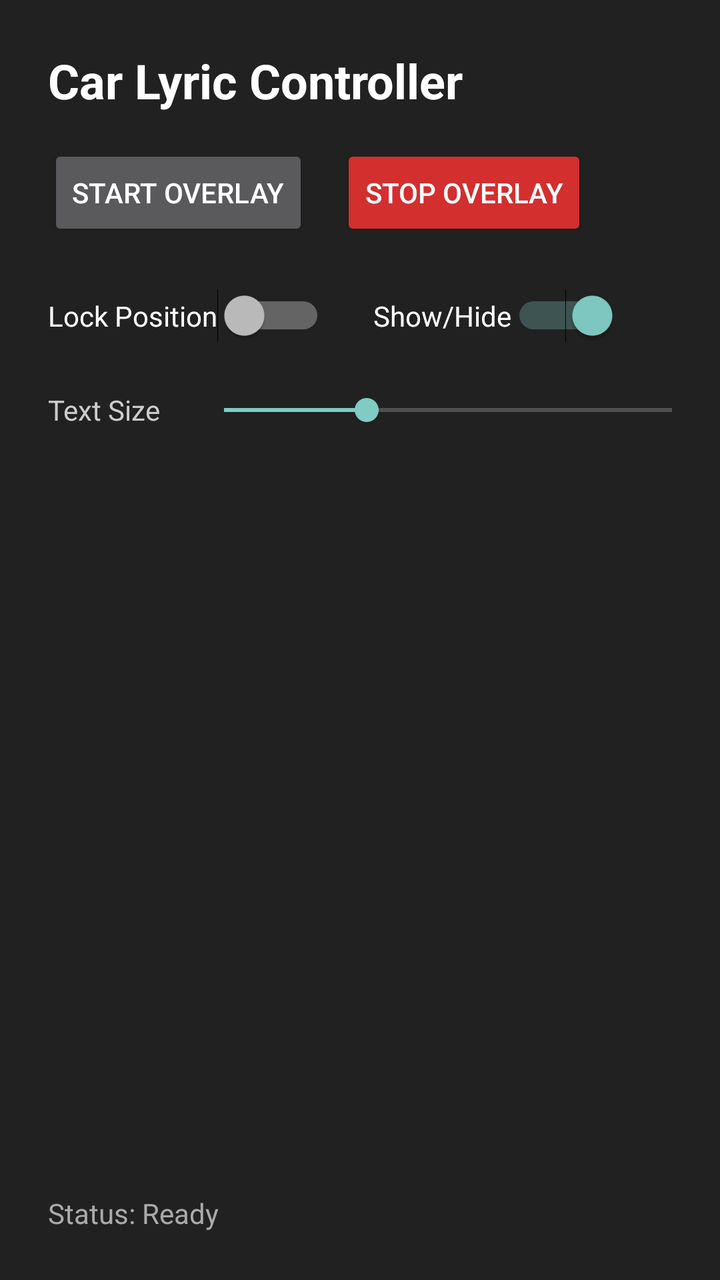
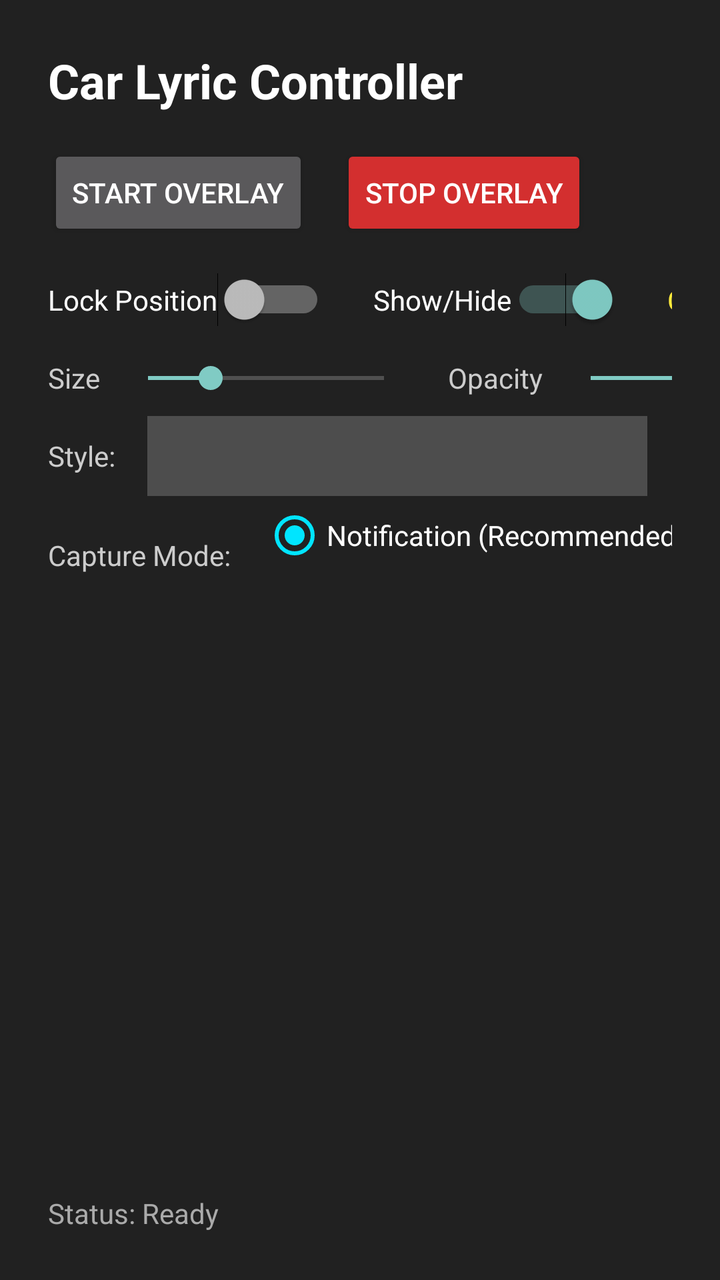

Compare the two renders of this Android layout. The source of the first and the diff that turns it into the second are given below.
<!-- AndroidManifest.xml: application theme Theme.AppCompat.NoActionBar -->
<!-- res/layout/activity_main.xml -->
<?xml version="1.0" encoding="utf-8"?>
<androidx.constraintlayout.widget.ConstraintLayout xmlns:android="http://schemas.android.com/apk/res/android"
    xmlns:app="http://schemas.android.com/apk/res-auto"
    xmlns:tools="http://schemas.android.com/tools"
    android:layout_width="match_parent"
    android:layout_height="match_parent"
    android:padding="24dp"
    android:background="#212121">

    <TextView
        android:id="@+id/tvTitle"
        android:layout_width="wrap_content"
        android:layout_height="wrap_content"
        android:text="Car Lyric Controller"
        android:textColor="#FFFFFF"
        android:textSize="24sp"
        android:textStyle="bold"
        app:layout_constraintStart_toStartOf="parent"
        app:layout_constraintTop_toTopOf="parent" />

    <Button
        android:id="@+id/btnStartService"
        android:layout_width="wrap_content"
        android:layout_height="wrap_content"
        android:text="Start Overlay"
        android:layout_marginTop="16dp"
        app:layout_constraintStart_toStartOf="parent"
        app:layout_constraintTop_toBottomOf="@+id/tvTitle" />

    <Button
        android:id="@+id/btnStopService"
        android:layout_width="wrap_content"
        android:layout_height="wrap_content"
        android:text="Stop Overlay"
        android:backgroundTint="#D32F2F"
        android:layout_marginStart="16dp"
        app:layout_constraintStart_toEndOf="@+id/btnStartService"
        app:layout_constraintTop_toTopOf="@+id/btnStartService" />

    <Switch
        android:id="@+id/switchLockPosition"
        android:layout_width="wrap_content"
        android:layout_height="wrap_content"
        android:text="Lock Position"
        android:textColor="#FFFFFF"
        android:layout_marginTop="24dp"
        app:layout_constraintStart_toStartOf="parent"
        app:layout_constraintTop_toBottomOf="@+id/btnStartService" />

    <Switch
        android:id="@+id/switchShowLyrics"
        android:layout_width="wrap_content"
        android:layout_height="wrap_content"
        android:text="Show/Hide"
        android:checked="true"
        android:textColor="#FFFFFF"
        android:layout_marginStart="24dp"
        app:layout_constraintStart_toEndOf="@+id/switchLockPosition"
        app:layout_constraintTop_toTopOf="@+id/switchLockPosition" />

    <TextView
        android:id="@+id/tvSizeLabel"
        android:layout_width="wrap_content"
        android:layout_height="wrap_content"
        android:text="Text Size"
        android:textColor="#CCCCCC"
        android:layout_marginTop="24dp"
        app:layout_constraintStart_toStartOf="parent"
        app:layout_constraintTop_toBottomOf="@+id/switchLockPosition" />

    <SeekBar
        android:id="@+id/seekBarSize"
        android:layout_width="300dp"
        android:layout_height="wrap_content"
        android:max="40"
        android:progress="18"
        android:min="10"
        app:layout_constraintStart_toEndOf="@+id/tvSizeLabel"
        app:layout_constraintTop_toTopOf="@+id/tvSizeLabel"
        app:layout_constraintBottom_toBottomOf="@+id/tvSizeLabel"
        android:layout_marginStart="16dp"/>

    <TextView
        android:id="@+id/tvStatus"
        android:layout_width="0dp"
        android:layout_height="wrap_content"
        android:text="Status: Ready"
        android:textColor="#AAAAAA"
        android:layout_marginTop="16dp"
        app:layout_constraintBottom_toBottomOf="parent"
        app:layout_constraintStart_toStartOf="parent" />

</androidx.constraintlayout.widget.ConstraintLayout>
<!-- resources referenced by this layout -->
<resources>

</resources>

<!-- the commit's change to res/layout/activity_main.xml (unified diff, before → after) -->
@@ -37,13 +37,14 @@
         app:layout_constraintStart_toEndOf="@+id/btnStartService"
         app:layout_constraintTop_toTopOf="@+id/btnStartService" />
 
+    
     <Switch
         android:id="@+id/switchLockPosition"
         android:layout_width="wrap_content"
         android:layout_height="wrap_content"
         android:text="Lock Position"
         android:textColor="#FFFFFF"
-        android:layout_marginTop="24dp"
+        android:layout_marginTop="16dp"
         app:layout_constraintStart_toStartOf="parent"
         app:layout_constraintTop_toBottomOf="@+id/btnStartService" />
 
@@ -58,19 +59,31 @@
         app:layout_constraintStart_toEndOf="@+id/switchLockPosition"
         app:layout_constraintTop_toTopOf="@+id/switchLockPosition" />
 
+    <Switch
+        android:id="@+id/switchClickThrough"
+        android:layout_width="wrap_content"
+        android:layout_height="wrap_content"
+        android:text="Click-Through"
+        android:checked="false"
+        android:textColor="#FFEB3B"
+        android:layout_marginStart="24dp"
+        app:layout_constraintStart_toEndOf="@+id/switchShowLyrics"
+        app:layout_constraintTop_toTopOf="@+id/switchShowLyrics" />
+
+    
     <TextView
         android:id="@+id/tvSizeLabel"
         android:layout_width="wrap_content"
         android:layout_height="wrap_content"
-        android:text="Text Size"
-        android:textColor="#CCCCCC"
-        android:layout_marginTop="24dp"
+        android:text="Size"
+        android:textColor="#CCCCCC"
+        android:layout_marginTop="16dp"
         app:layout_constraintStart_toStartOf="parent"
         app:layout_constraintTop_toBottomOf="@+id/switchLockPosition" />
 
     <SeekBar
         android:id="@+id/seekBarSize"
-        android:layout_width="300dp"
+        android:layout_width="150dp"
         android:layout_height="wrap_content"
         android:max="40"
         android:progress="18"
@@ -78,7 +91,120 @@
         app:layout_constraintStart_toEndOf="@+id/tvSizeLabel"
         app:layout_constraintTop_toTopOf="@+id/tvSizeLabel"
         app:layout_constraintBottom_toBottomOf="@+id/tvSizeLabel"
-        android:layout_marginStart="16dp"/>
+        android:layout_marginStart="8dp"/>
+
+    <TextView
+        android:id="@+id/tvOpacityLabel"
+        android:layout_width="wrap_content"
+        android:layout_height="wrap_content"
+        android:text="Opacity"
+        android:textColor="#CCCCCC"
+        android:layout_marginStart="16dp"
+        app:layout_constraintStart_toEndOf="@+id/seekBarSize"
+        app:layout_constraintTop_toTopOf="@+id/tvSizeLabel" />
+
+    <SeekBar
+        android:id="@+id/seekBarOpacity"
+        android:layout_width="150dp"
+        android:layout_height="wrap_content"
+        android:max="100"
+        android:progress="100"
+        app:layout_constraintStart_toEndOf="@+id/tvOpacityLabel"
+        app:layout_constraintTop_toTopOf="@+id/tvSizeLabel"
+        app:layout_constraintBottom_toBottomOf="@+id/tvSizeLabel"
+        android:layout_marginStart="8dp"/>
+
+    
+    <TextView
+        android:id="@+id/tvStyleLabel"
+        android:layout_width="wrap_content"
+        android:layout_height="wrap_content"
+        android:text="Style:"
+        android:textColor="#CCCCCC"
+        android:layout_marginTop="20dp"
+        app:layout_constraintStart_toStartOf="parent"
+        app:layout_constraintTop_toBottomOf="@+id/tvSizeLabel" />
+
+    <Spinner
+        android:id="@+id/spinnerStyle"
+        android:layout_width="250dp"
+        android:layout_height="40dp"
+        android:background="#33FFFFFF"
+        android:layout_marginStart="16dp"
+        app:layout_constraintStart_toEndOf="@+id/tvStyleLabel"
+        app:layout_constraintTop_toTopOf="@+id/tvStyleLabel"
+        app:layout_constraintBottom_toBottomOf="@+id/tvStyleLabel"/>
+
+    
+    <TextView
+        android:id="@+id/tvModeLabel"
+        android:layout_width="wrap_content"
+        android:layout_height="wrap_content"
+        android:text="Capture Mode:"
+        android:textColor="#CCCCCC"
+        android:layout_marginTop="20dp"
+        app:layout_constraintStart_toStartOf="parent"
+        app:layout_constraintTop_toBottomOf="@+id/spinnerStyle" />
+
+    <RadioGroup
+        android:id="@+id/rgMode"
+        android:layout_width="wrap_content"
+        android:layout_height="wrap_content"
+        android:orientation="horizontal"
+        android:layout_marginStart="16dp"
+        app:layout_constraintStart_toEndOf="@+id/tvModeLabel"
+        app:layout_constraintTop_toTopOf="@+id/tvModeLabel"
+        app:layout_constraintBottom_toBottomOf="@+id/tvModeLabel">
+
+        <RadioButton
+            android:id="@+id/rbNotification"
+            android:layout_width="wrap_content"
+            android:layout_height="wrap_content"
+            android:text="Notification (Recommended)"
+            android:textColor="#FFFFFF"
+            android:checked="true"
+            android:buttonTint="#00E5FF"/>
+
+        <RadioButton
+            android:id="@+id/rbLogcat"
+            android:layout_width="wrap_content"
+            android:layout_height="wrap_content"
+            android:text="Logcat (Backup)"
+            android:textColor="#FFFFFF"
+            android:layout_marginStart="16dp"
+            android:buttonTint="#FF9800"/>
+    </RadioGroup>
+
+    
+    <TextView
+        android:id="@+id/tvAdbCommand"
+        android:layout_width="0dp"
+        android:layout_height="wrap_content"
+        android:text="Run this via ADB for Logcat Mode:\nadb shell pm grant com.example.carfloatinglyrics android.permission.READ_LOGS"
+        android:textColor="#FF9800"
+        android:background="#222222"
+        android:padding="8dp"
+        android:visibility="gone"
+        android:typeface="monospace"
+        android:textSize="12sp"
+        android:layout_marginTop="8dp"
+        app:layout_constraintStart_toStartOf="parent"
+        app:layout_constraintEnd_toEndOf="parent"
+        app:layout_constraintTop_toBottomOf="@+id/rgMode" />
+
+    <Button
+        android:id="@+id/btnCopyCommand"
+        android:layout_width="wrap_content"
+        android:layout_height="wrap_content"
+        android:text="Copy Command"
+        android:backgroundTint="#FF9800"
+        android:textColor="#000000"
+        android:textSize="12sp"
+        android:padding="8dp"
+        android:visibility="gone"
+        android:layout_marginTop="8dp"
+        app:layout_constraintStart_toStartOf="parent"
+        app:layout_constraintTop_toBottomOf="@+id/tvAdbCommand" />
 
     <TextView
         android:id="@+id/tvStatus"
@@ -86,7 +212,7 @@
         android:layout_height="wrap_content"
         android:text="Status: Ready"
         android:textColor="#AAAAAA"
-        android:layout_marginTop="16dp"
+        android:layout_marginTop="8dp"
         app:layout_constraintBottom_toBottomOf="parent"
         app:layout_constraintStart_toStartOf="parent" />
 
